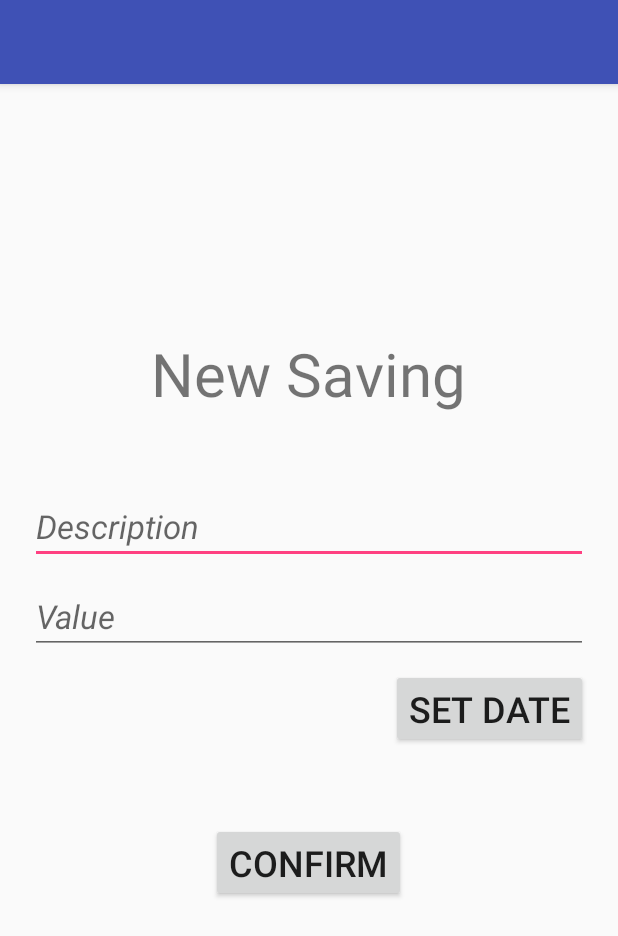
After one commit to rrosatti/lets-get-out, an Android app: the layout activity_new_saving.xml on its own in the app's theme, with its tools: preview values and no code run, on a phone screen of 412 x 824 dp. The commit adds this screen. Shown: the top 936 px of the screen. Run offline under Robolectric (Android 15) with nearby library versions, the phone set to English and light mode, and no system bars.

Commit message:
create activity_new_saving.xml

```diff
--- /dev/null
+++ b/app/src/main/res/layout/activity_new_saving.xml
@@ -0,0 +1,77 @@
+<?xml version="1.0" encoding="utf-8"?>
+<RelativeLayout xmlns:android="http://schemas.android.com/apk/res/android"
+    xmlns:app="http://schemas.android.com/apk/res-auto"
+    android:layout_width="match_parent" android:layout_height="match_parent">
+
+    <android.support.design.widget.AppBarLayout
+        android:layout_width="match_parent"
+        android:layout_height="wrap_content"
+        android:theme="@style/ThemeOverlay.AppCompat.Dark.ActionBar">
+
+        <android.support.v7.widget.Toolbar
+            android:id="@+id/toolbarNewSaving"
+            android:layout_width="match_parent"
+            android:layout_height="wrap_content"
+            android:background="?attr/colorPrimary"
+            app:layout_scrollFlags="scroll|enterAlways"
+            app:popupTheme="@style/ThemeOverlay.AppCompat.Light"/>
+
+    </android.support.design.widget.AppBarLayout>
+
+    <RelativeLayout
+        android:layout_width="wrap_content"
+        android:layout_height="wrap_content"
+        android:layout_centerInParent="true"
+        android:padding="20dp">
+
+        <TextView
+            android:id="@+id/txtNewSaving"
+            android:layout_width="wrap_content"
+            android:layout_height="wrap_content"
+            android:text="@string/text_view_new_saving"
+            android:textSize="40sp"
+            android:layout_centerHorizontal="true"/>
+
+        <EditText
+            android:id="@+id/etSavingDescription"
+            android:layout_width="match_parent"
+            android:layout_height="wrap_content"
+            android:layout_below="@+id/txtNewSaving"
+            android:layout_marginTop="50dp"
+            android:hint="@string/hint_description"
+            android:textSize="22sp"
+            android:textStyle="italic"/>
+
+        <EditText
+            android:id="@+id/etSavingValue"
+            android:layout_width="match_parent"
+            android:layout_height="wrap_content"
+            android:layout_below="@+id/etSavingDescription"
+            android:layout_marginTop="10dp"
+            android:hint="@string/hint_value"
+            android:textSize="22sp"
+            android:textStyle="italic"/>
+
+        <Button
+            android:id="@+id/newSaving_btSetDate"
+            android:layout_width="wrap_content"
+            android:layout_height="wrap_content"
+            android:layout_below="@+id/etSavingValue"
+            android:layout_marginTop="10dp"
+            android:text="@string/button_set_date"
+            android:textSize="24sp"
+            android:layout_alignParentEnd="true"/>
+
+        <Button
+            android:id="@+id/newSaving_btConfirm"
+            android:layout_width="wrap_content"
+            android:layout_height="wrap_content"
+            android:layout_below="@+id/newSaving_btSetDate"
+            android:layout_marginTop="50dp"
+            android:text="@string/button_confirm"
+            android:textSize="24sp"
+            android:layout_centerHorizontal="true"/>
+
+    </RelativeLayout>
+
+</RelativeLayout>
--- a/app/src/main/res/values/strings.xml
+++ b/app/src/main/res/values/strings.xml
@@ -68,8 +68,10 @@
     <string name="hint_estimated_value">Estimated Value</string>
     <string name="hint_expense_name">Description</string>
     <string name="hint_value">Value</string>
+    <string name="hint_description">Description</string>
 
     <!-- Text Views -->
     <string name="text_view_new_expense">New Expense</string>
+    <string name="text_view_new_saving">New Saving</string>
 
 </resources>
```
